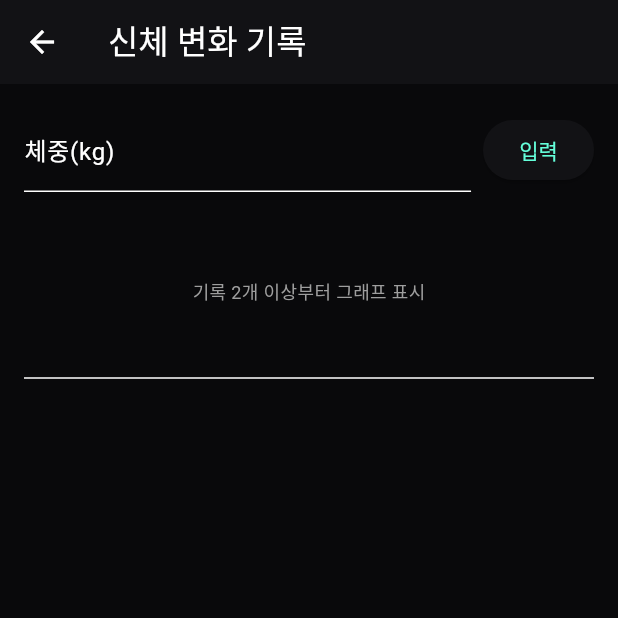
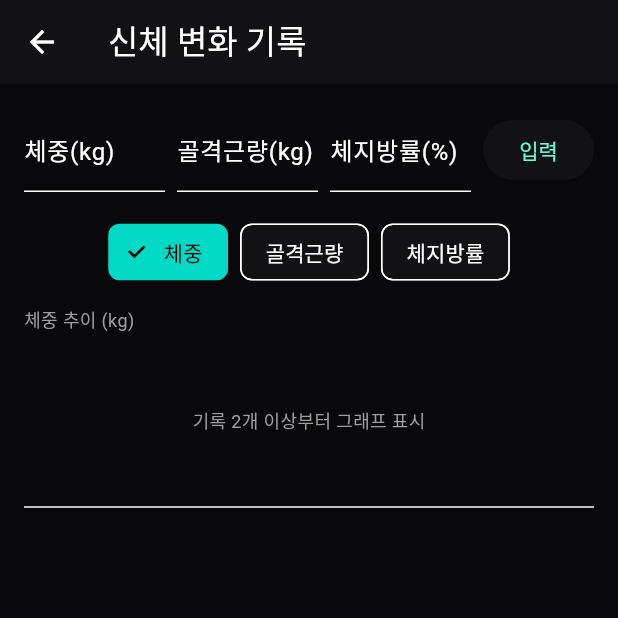
Before and after one commit to chuns3hun/workout-app, a Flutter app: the BodyPage screen opened directly with empty values, after a tap on "입력", on a phone screen of 412 x 824 dp, the top half of it. Run offline on Flutter 3.47's test engine with Material 3 defaults, Android fonts, the phone set to English and light mode, and no system bars; our stand-ins replace fl_chart, shared_preferences; missing offline and left inert: dart:html; accounts and stored records are empty.

Commit message:
Fix routine exercises, routine loading and body metric options

```diff
--- a/lib/main.dart
+++ b/lib/main.dart
@@ -69,7 +69,7 @@ class Exercise {
   String supersetGroup;
   int minReps;
   int maxReps;
-  bool isCollapsed; // 접기/펴기 상태
+  bool isCollapsed;
   int rev = 0;
 
   Exercise(
@@ -578,7 +578,7 @@ class _SessionPageState extends State<SessionPage> {
           for (final x in routines)
             SimpleDialogOption(
               onPressed: () => Navigator.pop(ctx, x),
-              child: Text(x.name),
+              child: Text('${x.name} (${x.exercises.length}개 종목)'),
             ),
         ],
       ),
@@ -593,6 +593,7 @@ class _SessionPageState extends State<SessionPage> {
       session.routine = r.name;
     });
     _save();
+    _toast('${r.name} 루틴을 불러왔습니다.');
   }
 
   Future<void> _addExercise() async {
@@ -690,7 +691,6 @@ class _SessionPageState extends State<SessionPage> {
                   child: Text(e.targetMuscle, style: const TextStyle(fontSize: 10, color: Colors.grey)),
                 ),
                 const Spacer(),
-                // 접기 / 펴기 버튼
                 IconButton(
                   icon: Icon(e.isCollapsed ? Icons.keyboard_arrow_down : Icons.keyboard_arrow_up, size: 20, color: Colors.tealAccent),
                   onPressed: () {
@@ -1012,11 +1012,53 @@ class BodyPage extends StatefulWidget {
 
 class _BodyPageState extends State<BodyPage> {
   final _wCtrl = TextEditingController();
+  final _mCtrl = TextEditingController();
+  final _fCtrl = TextEditingController();
+
+  int _selectedMetric = 0; // 0: 체중, 1: 골격근량, 2: 체지방률
+
+  void _addRecord() {
+    final w = double.tryParse(_wCtrl.text);
+    if (w == null) return;
+    final m = double.tryParse(_mCtrl.text);
+    final f = double.tryParse(_fCtrl.text);
+
+    setState(() {
+      widget.store.bodyRecords.add(BodyRecord(dateKey(DateTime.now()), w, m, f));
+    });
+    widget.store.save();
+    _wCtrl.clear();
+    _mCtrl.clear();
+    _fCtrl.clear();
+  }
 
   @override
   Widget build(BuildContext context) {
     final records = widget.store.bodyRecords.reversed.toList();
-    final chartData = widget.store.bodyRecords.map((r) => r.weight).toList();
+
+    List<double> chartData = [];
+    String metricLabel = '';
+    String unit = '';
+
+    if (_selectedMetric == 0) {
+      chartData = widget.store.bodyRecords.map((r) => r.weight).toList();
+      metricLabel = '체중';
+      unit = 'kg';
+    } else if (_selectedMetric == 1) {
+      chartData = widget.store.bodyRecords
+          .where((r) => r.muscle != null)
+          .map((r) => r.muscle!)
+          .toList();
+      metricLabel = '골격근량';
+      unit = 'kg';
+    } else {
+      chartData = widget.store.bodyRecords
+          .where((r) => r.fat != null)
+          .map((r) => r.fat!)
+          .toList();
+      metricLabel = '체지방률';
+      unit = '%';
+    }
 
     return Scaffold(
       appBar: AppBar(title: const Text('신체 변화 기록')),
@@ -1027,26 +1069,54 @@ class _BodyPageState extends State<BodyPage> {
             children: [
               Expanded(child: TextField(controller: _wCtrl, decoration: const InputDecoration(labelText: '체중(kg)'), keyboardType: TextInputType.number)),
               const SizedBox(width: 8),
+              Expanded(child: TextField(controller: _mCtrl, decoration: const InputDecoration(labelText: '골격근량(kg)'), keyboardType: TextInputType.number)),
+              const SizedBox(width: 8),
+              Expanded(child: TextField(controller: _fCtrl, decoration: const InputDecoration(labelText: '체지방률(%)'), keyboardType: TextInputType.number)),
+              const SizedBox(width: 8),
               ElevatedButton(
-                onPressed: () {
-                  final w = double.tryParse(_wCtrl.text);
-                  if (w == null) return;
-                  setState(() {
-                    widget.store.bodyRecords.add(BodyRecord(dateKey(DateTime.now()), w));
-                  });
-                  widget.store.save();
-                  _wCtrl.clear();
-                },
+                onPressed: _addRecord,
                 child: const Text('입력'),
               )
             ],
           ),
           const SizedBox(height: 16),
+          Row(
+            mainAxisAlignment: MainAxisAlignment.center,
+            children: [
+              ChoiceChip(
+                label: const Text('체중'),
+                selected: _selectedMetric == 0,
+                onSelected: (selected) {
+                  if (selected) setState(() => _selectedMetric = 0);
+                },
+              ),
+              const SizedBox(width: 8),
+              ChoiceChip(
+                label: const Text('골격근량'),
+                selected: _selectedMetric == 1,
+                onSelected: (selected) {
+                  if (selected) setState(() => _selectedMetric = 1);
+                },
+              ),
+              const SizedBox(width: 8),
+              ChoiceChip(
+                label: const Text('체지방률'),
+                selected: _selectedMetric == 2,
+                onSelected: (selected) {
+                  if (selected) setState(() => _selectedMetric = 2);
+                },
+              ),
+            ],
+          ),
+          const SizedBox(height: 12),
+          Text('$metricLabel 추이 ($unit)', style: const TextStyle(color: Colors.grey, fontSize: 12)),
+          const SizedBox(height: 8),
           lineChart(chartData),
           const Divider(),
           for (final r in records)
             ListTile(
               title: Text('${r.date}: ${_fmt(r.weight)}kg'),
+              subtitle: Text('골격근량: ${r.muscle != null ? _fmt(r.muscle!) : "-"}kg · 체지방률: ${r.fat != null ? _fmt(r.fat!) : "-"}%'),
               trailing: IconButton(
                 icon: const Icon(Icons.close, size: 16, color: Colors.grey),
                 onPressed: () {
@@ -1073,6 +1143,54 @@ class RoutinePage extends StatefulWidget {
 }
 
 class _RoutinePageState extends State<RoutinePage> {
+  Future<void> _addExerciseToRoutine(Routine r) async {
+    final c = TextEditingController();
+    final pastNames = widget.store.getAllExerciseNames();
+
+    final name = await showDialog<String>(
+      context: context,
+      builder: (ctx) => AlertDialog(
+        title: Text('${r.name}에 종목 추가'),
+        content: Column(
+          mainAxisSize: MainAxisSize.min,
+          crossAxisAlignment: CrossAxisAlignment.start,
+          children: [
+            TextField(
+              controller: c,
+              autofocus: true,
+              decoration: const InputDecoration(hintText: '종목명 입력 (예: 벤치프레스)'),
+            ),
+            if (pastNames.isNotEmpty) ...[
+              const SizedBox(height: 12),
+              const Text('이전 기록 종목 선택:', style: TextStyle(fontSize: 12, color: Colors.grey)),
+              const SizedBox(height: 6),
+              Wrap(
+                spacing: 4,
+                children: pastNames
+                    .take(8)
+                    .map((n) => ActionChip(
+                          label: Text(n, style: const TextStyle(fontSize: 11)),
+                          onPressed: () => Navigator.pop(ctx, n),
+                        ))
+                    .toList(),
+              )
+            ]
+          ],
+        ),
+        actions: [
+          TextButton(
+            onPressed: () => Navigator.pop(ctx, c.text.trim()),
+            child: const Text('추가'),
+          ),
+        ],
+      ),
+    );
+
+    if (name == null || name.isEmpty || r.exercises.contains(name)) return;
+    setState(() => r.exercises.add(name));
+    widget.store.save();
+  }
+
   @override
   Widget build(BuildContext context) {
     final routines = widget.store.routines;
@@ -1087,7 +1205,7 @@ class _RoutinePageState extends State<RoutinePage> {
           final name = await showDialog<String>(
             context: context,
             builder: (ctx) => AlertDialog(
-              title: const Text('새 루틴'),
+              title: const Text('새 루틴 이름'),
               content: TextField(controller: c, autofocus: true),
               actions: [TextButton(onPressed: () => Navigator.pop(ctx, c.text.trim()), child: const Text('확인'))],
             ),
@@ -1101,9 +1219,9 @@ class _RoutinePageState extends State<RoutinePage> {
       body: ListView(
         children: [
           for (final r in routines)
-            ListTile(
-              title: Text(r.name),
-              subtitle: Text('${r.exercises.length}개 종목'),
+            ExpansionTile(
+              title: Text(r.name, style: const TextStyle(color: Colors.tealAccent, fontWeight: FontWeight.bold)),
+              subtitle: Text('${r.exercises.length}개 종목 등록됨'),
               trailing: IconButton(
                 icon: const Icon(Icons.close, size: 16, color: Colors.grey),
                 onPressed: () {
@@ -1111,6 +1229,32 @@ class _RoutinePageState extends State<RoutinePage> {
                   widget.store.save();
                 },
               ),
+              children: [
+                for (var i = 0; i < r.exercises.length; i++)
+                  ListTile(
+                    title: Text('• ${r.exercises[i]}'),
+                    trailing: IconButton(
+                      icon: const Icon(Icons.close, size: 16, color: Colors.grey),
+                      onPressed: () {
+                        setState(() => r.exercises.removeAt(i));
+                        widget.store.save();
+                      },
+                    ),
+                  ),
+                Padding(
+                  padding: const EdgeInsets.symmetric(horizontal: 16, vertical: 8),
+                  child: Row(
+                    mainAxisAlignment: MainAxisAlignment.end,
+                    children: [
+                      OutlinedButton.icon(
+                        icon: const Icon(Icons.add, size: 16),
+                        label: const Text('운동 종목 추가', style: TextStyle(fontSize: 12)),
+                        onPressed: () => _addExerciseToRoutine(r),
+                      ),
+                    ],
+                  ),
+                )
+              ],
             )
         ],
       ),
```
Also changed, not shown: 2 other files.
